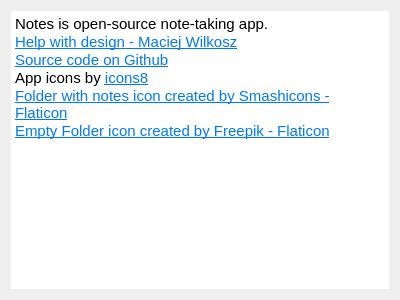
The window that forms/AboutWindow.ui (Patryk-Trojak/Notes) describes before a commit, drawn with Qt 5.
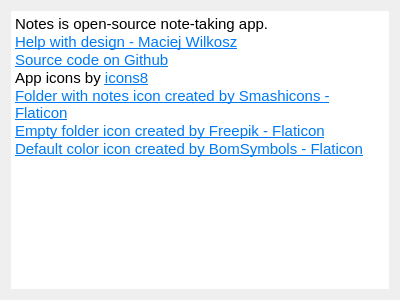
The same window after the commit.

The edit to the form file:
```diff
--- a/forms/AboutWindow.ui
+++ b/forms/AboutWindow.ui
@@ -32,7 +32,8 @@
 &lt;p style=&quot; margin-top:0px; margin-bottom:0px; margin-left:0px; margin-right:0px; -qt-block-indent:0; text-indent:0px;&quot;&gt;&lt;a href=&quot;https://github.com/Patryk-Trojak/Notes&quot;&gt;&lt;span style=&quot; text-decoration: underline; color:#007af4;&quot;&gt;Source code on Github&lt;/span&gt;&lt;/a&gt;&lt;/p&gt;
 &lt;p style=&quot; margin-top:0px; margin-bottom:0px; margin-left:0px; margin-right:0px; -qt-block-indent:0; text-indent:0px;&quot;&gt;App icons by &lt;a href=&quot;https://icons8.com&quot;&gt;&lt;span style=&quot; text-decoration: underline; color:#007af4;&quot;&gt;icons8&lt;/span&gt;&lt;/a&gt;&lt;/p&gt;
 &lt;p style=&quot; margin-top:0px; margin-bottom:0px; margin-left:0px; margin-right:0px; -qt-block-indent:0; text-indent:0px;&quot;&gt;&lt;a href=&quot;https://www.flaticon.com/free-icon/folder_149337&quot;&gt;&lt;span style=&quot; text-decoration: underline; color:#007af4;&quot;&gt;Folder with notes icon created by Smashicons - Flaticon&lt;/span&gt;&lt;/a&gt;&lt;/p&gt;
-&lt;p style=&quot; margin-top:0px; margin-bottom:0px; margin-left:0px; margin-right:0px; -qt-block-indent:0; text-indent:0px;&quot;&gt;&lt;a href=&quot;https://www.flaticon.com/free-icon/folder_3628828&quot;&gt;&lt;span style=&quot; text-decoration: underline; color:#007af4;&quot;&gt;Empty Folder icon created by Freepik - Flaticon&lt;/span&gt;&lt;/a&gt;&lt;/p&gt;&lt;/body&gt;&lt;/html&gt;</string>
+&lt;p style=&quot; margin-top:0px; margin-bottom:0px; margin-left:0px; margin-right:0px; -qt-block-indent:0; text-indent:0px;&quot;&gt;&lt;a href=&quot;https://www.flaticon.com/free-icon/folder_3628828&quot;&gt;&lt;span style=&quot; text-decoration: underline; color:#007af4;&quot;&gt;Empty folder icon created by Freepik - Flaticon&lt;/span&gt;&lt;/a&gt;&lt;/p&gt;
+&lt;p style=&quot; margin-top:0px; margin-bottom:0px; margin-left:0px; margin-right:0px; -qt-block-indent:0; text-indent:0px;&quot;&gt;&lt;a href=&quot;https://www.flaticon.com/free-icons/no-water&quot;&gt;&lt;span style=&quot; text-decoration: underline; color:#007af4;&quot;&gt;Default color icon created by BomSymbols - Flaticon&lt;/span&gt;&lt;/a&gt;&lt;/p&gt;&lt;/body&gt;&lt;/html&gt;</string>
      </property>
      <property name="openExternalLinks">
       <bool>true</bool>
```
